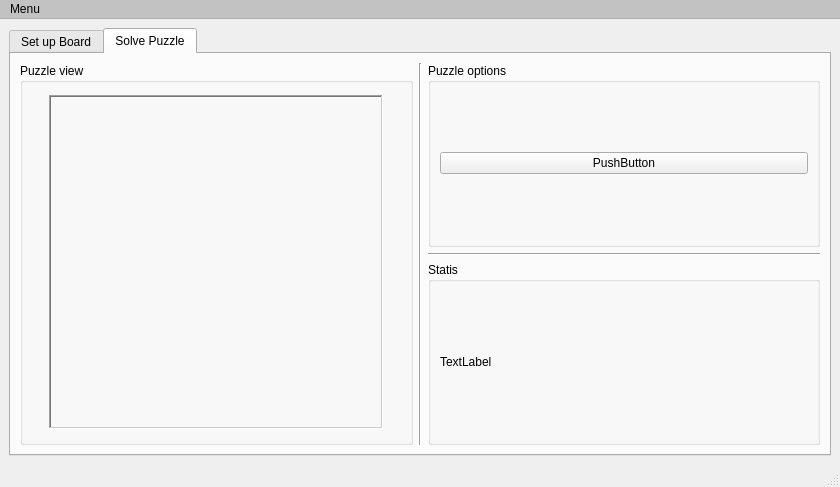
The window that gui/puzzlesolverstartscreen.ui (mkrakiewicz/PuzzleSolver) describes before a commit, drawn with Qt 5.
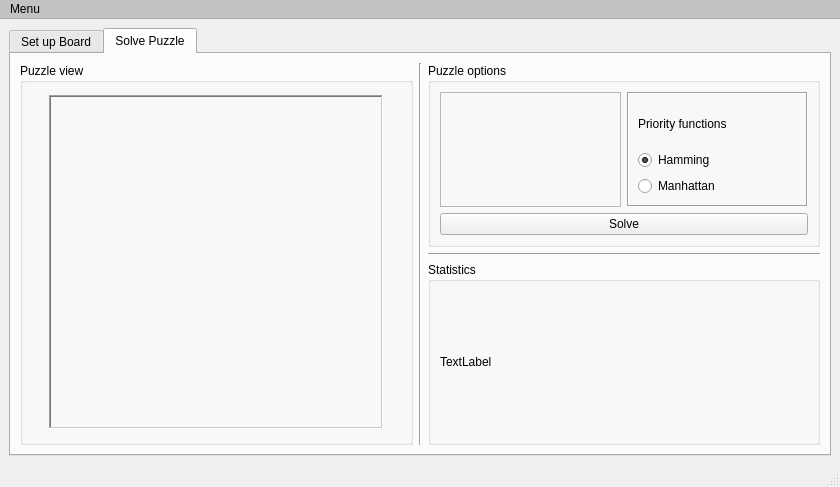
The same window after the commit. Icons and pictures are not drawn.

What changed in the file:
```diff
--- a/gui/puzzlesolverstartscreen.ui
+++ b/gui/puzzlesolverstartscreen.ui
@@ -322,13 +322,13 @@
                <string>Puzzle options</string>
               </property>
               <layout class="QGridLayout" name="gridLayout_5">
-               <item row="0" column="0">
+               <item row="1" column="0" colspan="2">
                 <widget class="QPushButton" name="pushButton">
                  <property name="autoFillBackground">
                   <bool>false</bool>
                  </property>
                  <property name="text">
-                  <string>PushButton</string>
+                  <string>Solve</string>
                  </property>
                  <property name="icon">
                   <iconset>
@@ -339,6 +339,55 @@
                  </property>
                 </widget>
                </item>
+               <item row="0" column="1">
+                <widget class="QFrame" name="frame_5">
+                 <property name="layoutDirection">
+                  <enum>Qt::LeftToRight</enum>
+                 </property>
+                 <property name="frameShape">
+                  <enum>QFrame::Box</enum>
+                 </property>
+                 <property name="frameShadow">
+                  <enum>QFrame::Sunken</enum>
+                 </property>
+                 <layout class="QVBoxLayout" name="verticalLayout_5">
+                  <item>
+                   <widget class="QLabel" name="label_6">
+                    <property name="text">
+                     <string>Priority functions</string>
+                    </property>
+                   </widget>
+                  </item>
+                  <item>
+                   <widget class="QRadioButton" name="radioButton">
+                    <property name="text">
+                     <string>Hamming</string>
+                    </property>
+                    <property name="checked">
+                     <bool>true</bool>
+                    </property>
+                   </widget>
+                  </item>
+                  <item>
+                   <widget class="QRadioButton" name="radioButton_2">
+                    <property name="text">
+                     <string>Manhattan</string>
+                    </property>
+                   </widget>
+                  </item>
+                 </layout>
+                </widget>
+               </item>
+               <item row="0" column="0">
+                <widget class="QFrame" name="frame_6">
+                 <property name="frameShape">
+                  <enum>QFrame::StyledPanel</enum>
+                 </property>
+                 <property name="frameShadow">
+                  <enum>QFrame::Raised</enum>
+                 </property>
+                </widget>
+               </item>
               </layout>
              </widget>
             </item>
@@ -352,7 +401,7 @@
             <item>
              <widget class="QGroupBox" name="groupBox_4">
               <property name="title">
-               <string>Statis</string>
+               <string>Statistics</string>
               </property>
               <layout class="QGridLayout" name="gridLayout_6">
                <item row="0" column="0">
```
Left out of the diff: 25 changed lines with no effect on the pictures.
